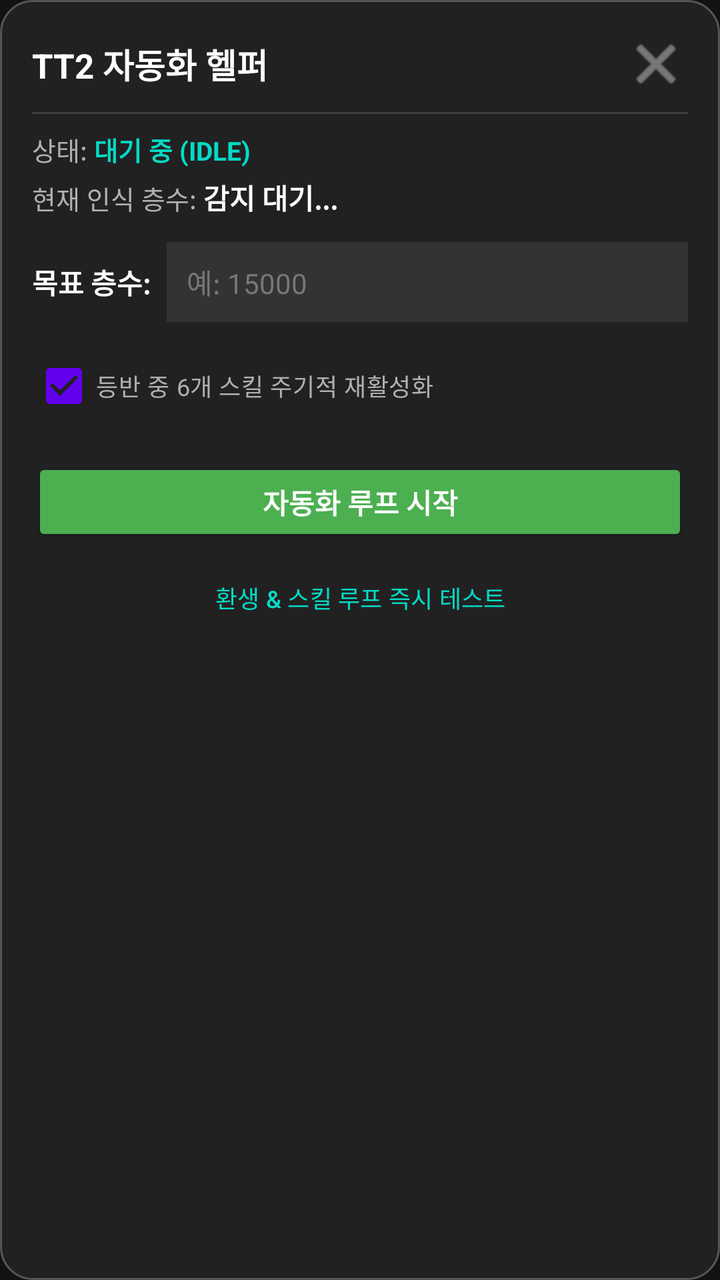
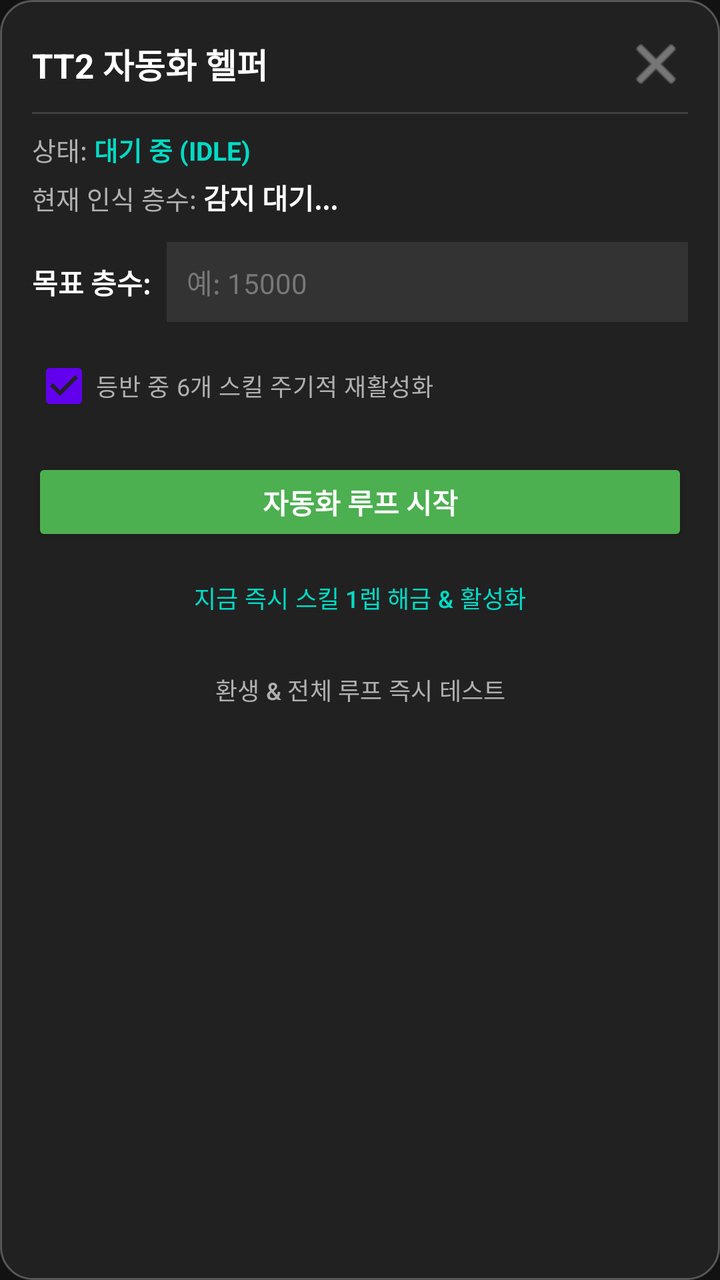

Two renders of the same Android screen: before a commit and after it. Below are the layout's source before the change and the commit's diff.
<!-- AndroidManifest.xml: application theme Theme.TapTitanHelper -->
<!-- res/layout/view_floating_panel.xml -->
<?xml version="1.0" encoding="utf-8"?>
<LinearLayout xmlns:android="http://schemas.android.com/apk/res/android"
    xmlns:app="http://schemas.android.com/apk/res-auto"
    android:layout_width="320dp"
    android:layout_height="wrap_content"
    android:background="@drawable/bg_card"
    android:elevation="8dp"
    android:orientation="vertical"
    android:padding="16dp">

    
    <LinearLayout
        android:layout_width="match_parent"
        android:layout_height="wrap_content"
        android:gravity="center_vertical"
        android:orientation="horizontal">

        <TextView
            android:layout_width="0dp"
            android:layout_height="wrap_content"
            android:layout_weight="1"
            android:text="TT2 자동화 헬퍼"
            android:textColor="@color/text_primary"
            android:textSize="17sp"
            android:textStyle="bold" />

        <ImageButton
            android:id="@+id/btnPanelClose"
            android:layout_width="32dp"
            android:layout_height="32dp"
            android:background="?attr/selectableItemBackgroundBorderless"
            android:contentDescription="Close"
            android:src="@android:drawable/ic_menu_close_clear_cancel"
            app:tint="@color/text_secondary" />
    </LinearLayout>

    <View
        android:layout_width="match_parent"
        android:layout_height="1dp"
        android:layout_marginVertical="8dp"
        android:background="#22FFFFFF" />

    
    <LinearLayout
        android:layout_width="match_parent"
        android:layout_height="wrap_content"
        android:orientation="horizontal">

        <TextView
            android:layout_width="wrap_content"
            android:layout_height="wrap_content"
            android:text="상태: "
            android:textColor="@color/text_secondary"
            android:textSize="13sp" />

        <TextView
            android:id="@+id/tvCurrentStatus"
            android:layout_width="0dp"
            android:layout_height="wrap_content"
            android:layout_weight="1"
            android:text="대기 중 (IDLE)"
            android:textColor="@color/accent"
            android:textSize="13sp"
            android:textStyle="bold" />
    </LinearLayout>

    <LinearLayout
        android:layout_width="match_parent"
        android:layout_height="wrap_content"
        android:layout_marginTop="4dp"
        android:orientation="horizontal">

        <TextView
            android:layout_width="wrap_content"
            android:layout_height="wrap_content"
            android:text="현재 인식 층수: "
            android:textColor="@color/text_secondary"
            android:textSize="13sp" />

        <TextView
            android:id="@+id/tvDetectedStage"
            android:layout_width="wrap_content"
            android:layout_height="wrap_content"
            android:text="감지 대기..."
            android:textColor="@color/text_primary"
            android:textSize="14sp"
            android:textStyle="bold" />
    </LinearLayout>

    
    <LinearLayout
        android:layout_width="match_parent"
        android:layout_height="wrap_content"
        android:layout_marginTop="12dp"
        android:gravity="center_vertical"
        android:orientation="horizontal">

        <TextView
            android:layout_width="wrap_content"
            android:layout_height="wrap_content"
            android:text="목표 층수:"
            android:textColor="@color/text_primary"
            android:textSize="14sp"
            android:textStyle="bold" />

        <EditText
            android:id="@+id/etTargetStage"
            android:layout_width="match_parent"
            android:layout_height="40dp"
            android:layout_marginStart="8dp"
            android:background="#333333"
            android:hint="예: 15000"
            android:inputType="number"
            android:paddingHorizontal="10dp"
            android:textColor="@color/text_primary"
            android:textColorHint="#777777"
            android:textSize="14sp" />
    </LinearLayout>

    
    <CheckBox
        android:id="@+id/cbAutoRecastSkills"
        android:layout_width="match_parent"
        android:layout_height="wrap_content"
        android:layout_marginTop="8dp"
        android:checked="true"
        android:text="등반 중 6개 스킬 주기적 재활성화"
        android:textColor="@color/text_secondary"
        android:textSize="12sp" />

    
    <LinearLayout
        android:layout_width="match_parent"
        android:layout_height="wrap_content"
        android:layout_marginTop="12dp"
        android:orientation="vertical">

        <Button
            android:id="@+id/btnToggleAutomation"
            android:layout_width="match_parent"
            android:layout_height="44dp"
            android:backgroundTint="@color/status_green"
            android:text="자동화 루프 시작"
            android:textColor="@color/text_primary"
            android:textStyle="bold" />

        <Button
            android:id="@+id/btnManualTestLoop"
            style="@style/Widget.Material3.Button.OutlinedButton"
            android:layout_width="match_parent"
            android:layout_height="40dp"
            android:layout_marginTop="6dp"
            android:text="환생 &amp; 스킬 루프 즉시 테스트"
            android:textColor="@color/accent"
            android:textSize="12sp" />
    </LinearLayout>

</LinearLayout>
<!-- resources referenced by this layout -->
<resources>
  <color name="accent">#03DAC5</color>
  <color name="status_green">#4CAF50</color>
  <color name="text_primary">#FFFFFF</color>
  <color name="text_secondary">#B0B0B0</color>
  <!-- drawable bg_card (drawable) -->
  <?xml version="1.0" encoding="utf-8"?>
  <shape xmlns:android="http://schemas.android.com/apk/res/android"
      android:shape="rectangle">
      <solid android:color="#F0222222" />
      <stroke
          android:width="1dp"
          android:color="#44FFFFFF" />
      <corners android:radius="16dp" />
  </shape>
  <style name="Theme.TapTitanHelper" parent="Theme.Material3.Dark.NoActionBar">
          <item name="colorPrimary">@color/primary</item>
          <item name="colorPrimaryDark">@color/primary_dark</item>
          <item name="colorSecondary">@color/accent</item>
          <item name="android:windowBackground">@color/background</item>
          <item name="android:statusBarColor">@color/background</item>
      </style>
  <color name="primary">#6200EE</color>
  <color name="primary_dark">#3700B3</color>
  <color name="background">#121212</color>
</resources>

<!-- the commit's change to res/layout/view_floating_panel.xml (unified diff, before → after) -->
@@ -145,13 +145,23 @@
             android:textStyle="bold" />
 
         <Button
+            android:id="@+id/btnSkillSetupNow"
+            style="@style/Widget.Material3.Button.OutlinedButton"
+            android:layout_width="match_parent"
+            android:layout_height="40dp"
+            android:layout_marginTop="6dp"
+            android:text="지금 즉시 스킬 1렙 해금 &amp; 활성화"
+            android:textColor="@color/accent"
+            android:textSize="12sp" />
+
+        <Button
             android:id="@+id/btnManualTestLoop"
             style="@style/Widget.Material3.Button.OutlinedButton"
             android:layout_width="match_parent"
             android:layout_height="40dp"
             android:layout_marginTop="6dp"
-            android:text="환생 &amp; 스킬 루프 즉시 테스트"
-            android:textColor="@color/accent"
+            android:text="환생 &amp; 전체 루프 즉시 테스트"
+            android:textColor="@color/text_secondary"
             android:textSize="12sp" />
     </LinearLayout>
 
